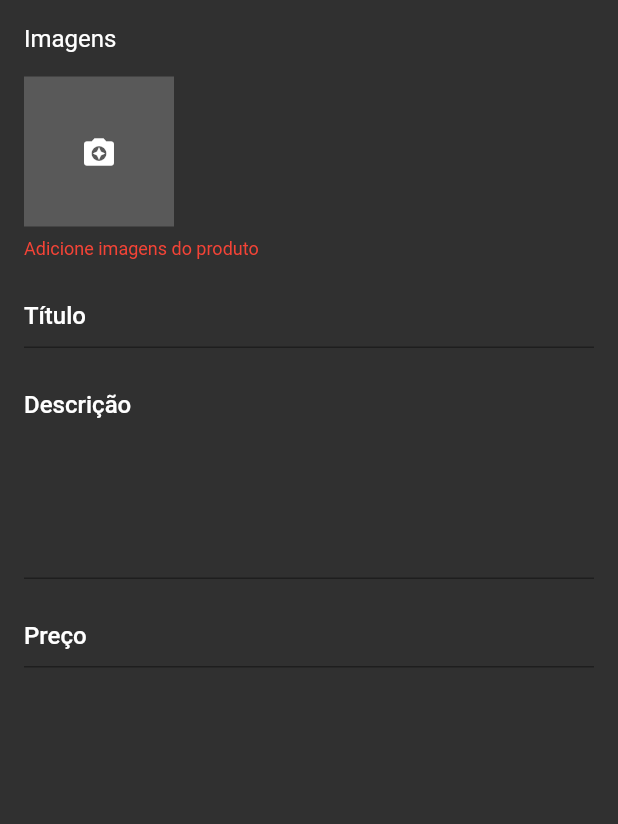
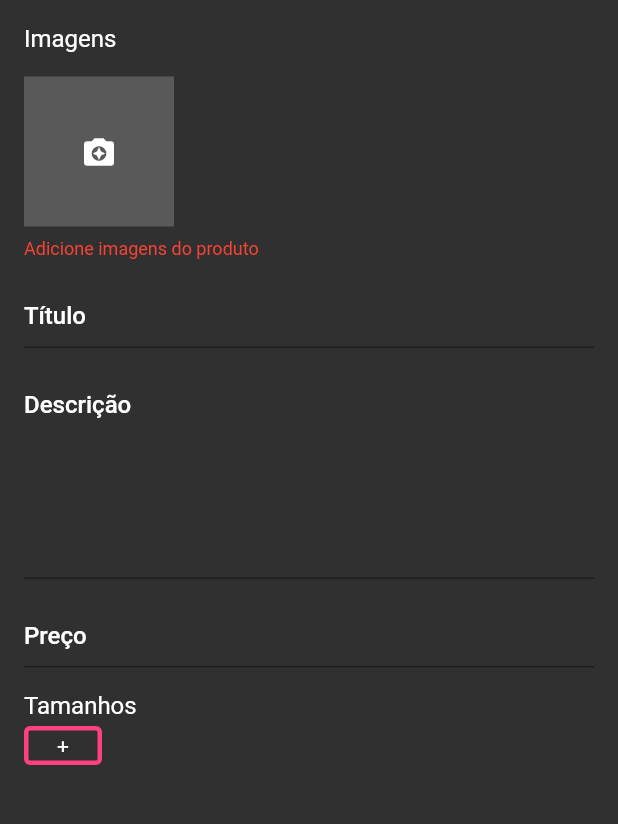
Before and after one commit to lucasanaissi/flutterprojects, a Flutter app: the ProductScreen screen opened directly with empty values, on a phone screen of 412 x 824 dp, the part 84-908 px from its top. Run offline on Flutter 3.47's test engine with Material 2 defaults, Android fonts, the light colour scheme and no system bars; our stand-ins replace cloud_firestore, firebase_auth, firebase_core, firebase_storage, flutter_slidable, flutter_speed_dial and 10 more; missing offline and left inert: bloc_pattern, carousel_images, dart:ffi, flutter_share; accounts and stored records are empty; statements that could not run were skipped.

Commit message:
Friday last commit

```diff
--- a/admin_virtualstore/lib/screens/product_screen.dart
+++ b/admin_virtualstore/lib/screens/product_screen.dart
@@ -1,5 +1,6 @@
 import 'package:admin_virtualstore/blocs/products_bloc.dart';
 import 'package:admin_virtualstore/validators/product_validators.dart';
+import 'package:admin_virtualstore/widgets/products_sizes.dart';
 import 'package:cloud_firestore/cloud_firestore.dart';
 import 'package:flutter/material.dart';
 
@@ -156,6 +157,17 @@ class _ProductScreenState extends State<ProductScreen> with ProductValidator {
                       onSaved: _productBloc.savePrice,
                       validator: validatePrice,
                     ),
+                    const SizedBox(height: 16),
+                    const Text(
+                      'Tamanhos',
+                      style: _fieldStyle,
+                    ),
+                    ProductsSizes(
+                      context: context,
+                      initialValue: snapshot.data!['sizes'],
+                      onSaved: (s){},
+                      validator: (s){},
+                    ),
                   ],
                 );
               },
--- /dev/null
+++ b/admin_virtualstore/lib/widgets/products_sizes.dart
@@ -0,0 +1,80 @@
+import 'package:flutter/material.dart';
+
+import 'add_size_dialog.dart';
+
+class ProductsSizes extends FormField<List> {
+  ProductsSizes({
+    BuildContext? context,
+    List? initialValue,
+    FormFieldSetter<List>? onSaved,
+    FormFieldValidator<List>? validator,
+  }) : super(
+            initialValue: initialValue,
+            onSaved: onSaved,
+            validator: validator,
+            builder: (state) {
+              return SizedBox(
+                height: 34,
+                child: GridView(
+                  padding: const EdgeInsets.symmetric(vertical: 4),
+                  scrollDirection: Axis.horizontal,
+                  gridDelegate: const SliverGridDelegateWithFixedCrossAxisCount(
+                    crossAxisCount: 1,
+                    mainAxisSpacing: 8,
+                    childAspectRatio: 0.5,
+                  ),
+                  children: state.value!.map((s) {
+                    return GestureDetector(
+                      child: Container(
+                        decoration: BoxDecoration(
+                          borderRadius:
+                              const BorderRadius.all(Radius.circular(4)),
+                          border: Border.all(
+                            color: Colors.pinkAccent,
+                            width: 3,
+                          ),
+                        ),
+                        alignment: Alignment.center,
+                        child: Text(
+                          s,
+                          style: const TextStyle(
+                            color: Colors.white,
+                          ),
+                        ),
+                      ),
+                      onLongPress: () {
+                        state.didChange(state.value!..remove(s));
+                      },
+                    );
+                  }).toList()
+                    ..add(
+                      GestureDetector(
+                        child: Container(
+                          decoration: BoxDecoration(
+                            borderRadius:
+                                const BorderRadius.all(Radius.circular(4)),
+                            border: Border.all(
+                              color: Colors.pinkAccent,
+                              width: 3,
+                            ),
+                          ),
+                          alignment: Alignment.center,
+                          child: const Text(
+                            '+',
+                            style: TextStyle(
+                              color: Colors.white,
+                            ),
+                          ),
+                        ),
+                        onTap: () {
+                          showDialog(
+                              context: context!,
+                              builder: (context) => const AddSizeDialog(),
+                          );
+                        },
+                      ),
+                    ),
+                ),
+              );
+            });
+}
```
Also changed, not shown: admin_virtualstore/lib/widgets/add_size_dialog.dart (added, +48 -0 lines).
